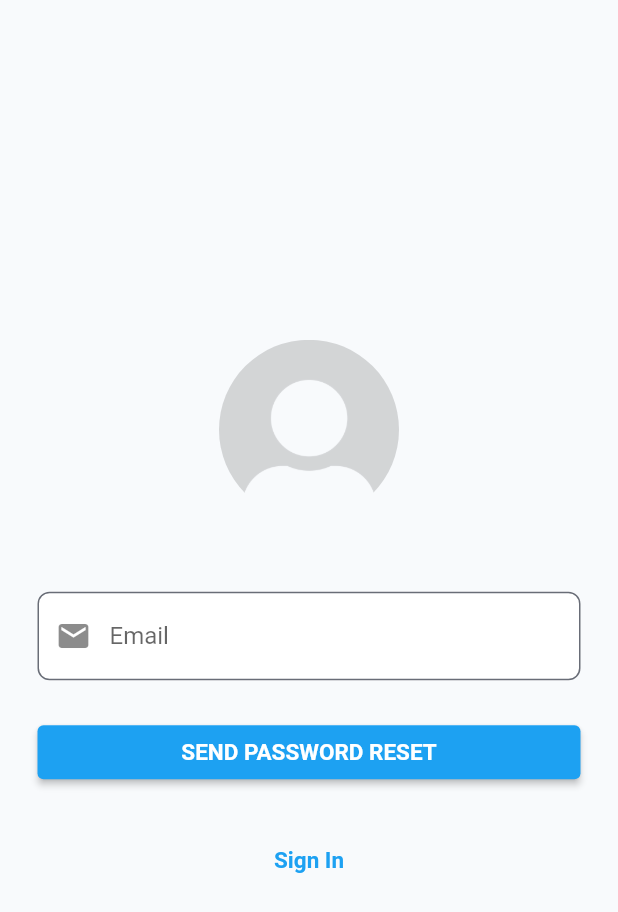
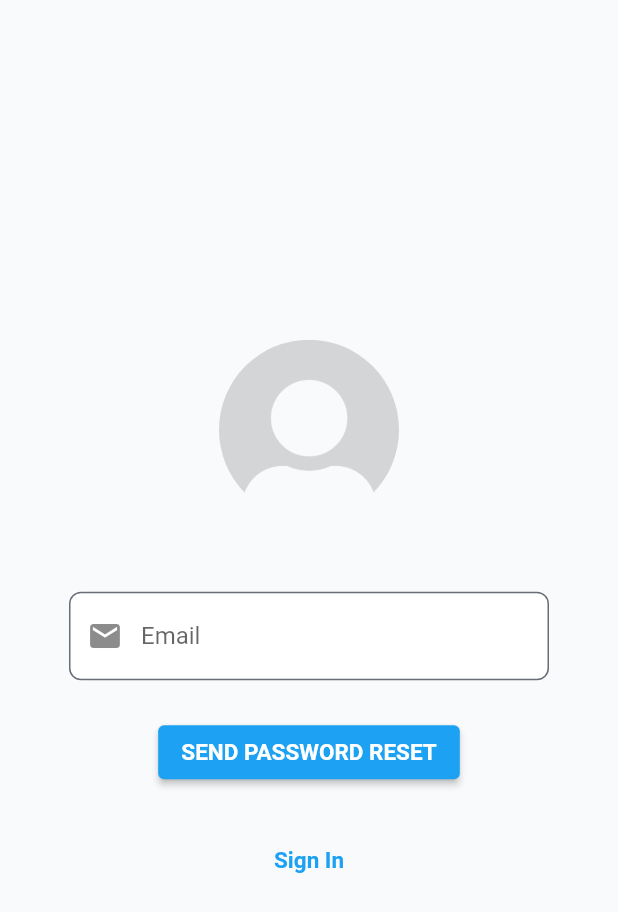
Before and after one commit to t1gu1/flutter-starter, a Flutter app: the screen it shows after launch, after a tap on "SIGN IN", after a tap on "Forgot password?", on a phone screen of 412 x 824 dp. Shown: the top 912 px of the screen. Run offline on Flutter 3.47's test engine with Material 2 defaults, Android fonts, the phone set to English and light mode, and no system bars; our stand-ins replace cloud_firestore, firebase_auth, firebase_core, get, get_storage; accounts and stored records are empty; Roboto replaces fonts that are missing (ProductSans).

Commit message:
Add input default max width

```diff
--- a/lib/components/form_input_field_with_icon.dart
+++ b/lib/components/form_input_field_with_icon.dart
@@ -1,16 +1,5 @@
 import 'package:flutter/material.dart';
-/*
-FormInputFieldWithIcon(
-                controller: _email,
-                iconPrefix: Icons.link,
-                labelText: 'Post URL',
-                validator: Validator.notEmpty,
-                keyboardType: TextInputType.multiline,
-                minLines: 3,
-                onChanged: (value) => print('changed'),
-                onSaved: (value) => print('implement me'),
-              ),
-*/
+import 'package:flutter_starter/constants/app_themes.dart';
 
 class FormInputFieldWithIcon extends StatelessWidget {
   FormInputFieldWithIcon(
@@ -21,6 +10,7 @@ class FormInputFieldWithIcon extends StatelessWidget {
       this.keyboardType = TextInputType.text,
       this.obscureText = false,
       this.minLines = 1,
+      this.maxWidth = AppThemes.inputWidth,
       this.maxLines,
       required this.onChanged,
       required this.onSaved});
@@ -33,12 +23,15 @@ class FormInputFieldWithIcon extends StatelessWidget {
   final bool obscureText;
   final int minLines;
   final int? maxLines;
+  final double maxWidth;
   final void Function(String) onChanged;
   final void Function(String?)? onSaved;
 
   @override
   Widget build(BuildContext context) {
-    return TextFormField(
+    return Container(
+        constraints: BoxConstraints(maxWidth: maxWidth),
+        child: TextFormField(
           decoration: InputDecoration(
             filled: true,
             prefixIcon: Icon(iconPrefix),
@@ -52,6 +45,6 @@ class FormInputFieldWithIcon extends StatelessWidget {
           maxLines: maxLines,
           minLines: minLines,
           validator: validator,
-    );
+        ));
   }
 }
--- a/lib/constants/app_themes.dart
+++ b/lib/constants/app_themes.dart
@@ -6,6 +6,7 @@ class AppThemes {
   static const double sectionPadding = 25;
   static const double sectionWidth = 1024;
   static const double verticalSpace = 24;
+  static const double inputWidth = 320;
 
   static const Color dodgerBlue = Color.fromRGBO(29, 161, 242, 1);
   static const Color whiteLilac = Color.fromRGBO(248, 250, 252, 1);
--- a/lib/screens/auth/reset-password.dart
+++ b/lib/screens/auth/reset-password.dart
@@ -21,7 +21,6 @@ class ResetPasswordScreen extends StatelessWidget {
             child: SingleChildScrollView(
               child: Column(
                 mainAxisAlignment: MainAxisAlignment.center,
-                crossAxisAlignment: CrossAxisAlignment.stretch,
                 children: <Widget>[
                   LogoGraphicHeader(),
                   SizedBox(height: 48.0),
--- a/lib/screens/auth/sign-in.dart
+++ b/lib/screens/auth/sign-in.dart
@@ -25,9 +25,7 @@ class SignInScreen extends StatelessWidget {
                 children: <Widget>[
                   LogoGraphicHeader(),
                   VerticalSpace(height: 48),
-                  Container(
-                      constraints: BoxConstraints(maxWidth: 320),
-                      child: FormInputFieldWithIcon(
+                  FormInputFieldWithIcon(
                     controller: authController.emailController,
                     iconPrefix: Icons.email,
                     labelText: 'auth.emailFormField'.tr,
@@ -36,11 +34,9 @@ class SignInScreen extends StatelessWidget {
                     onChanged: (value) => null,
                     onSaved: (value) =>
                         authController.emailController.text = value!,
-                      )),
+                  ),
                   VerticalSpace(),
-                  Container(
-                      constraints: BoxConstraints(maxWidth: 320),
-                      child: FormInputFieldWithIcon(
+                  FormInputFieldWithIcon(
                     controller: authController.passwordController,
                     iconPrefix: Icons.lock,
                     labelText: 'auth.passwordFormField'.tr,
@@ -50,7 +46,7 @@ class SignInScreen extends StatelessWidget {
                     onSaved: (value) =>
                         authController.passwordController.text = value!,
                     maxLines: 1,
-                      )),
+                  ),
                   VerticalSpace(),
                   PrimaryButton(
                       labelText: 'auth.signInButton'.tr,
--- a/lib/screens/auth/sign-up.dart
+++ b/lib/screens/auth/sign-up.dart
@@ -20,7 +20,6 @@ class SignUpScreen extends StatelessWidget {
             child: SingleChildScrollView(
               child: Column(
                 mainAxisAlignment: MainAxisAlignment.center,
-                crossAxisAlignment: CrossAxisAlignment.stretch,
                 children: <Widget>[
                   LogoGraphicHeader(),
                   SizedBox(height: 48.0),
```
Also changed, not shown: 2 other files. Lines whose indentation alone changed are shown as unchanged.
